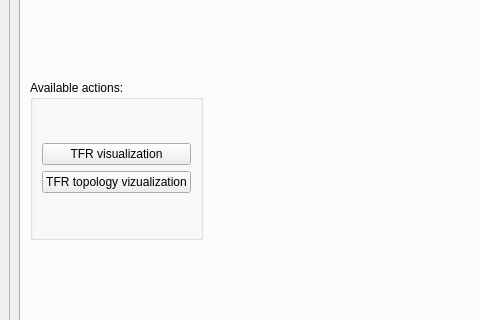
This is hoksotin/ui/qt4Designer/UIehdotus12.ui in cibr-jyu/meggie as Qt 5 draws it before an edit; both pictures show x 0 to 480 and y 267 to 587 of the 973 by 805 pixel window. The edited form follows.
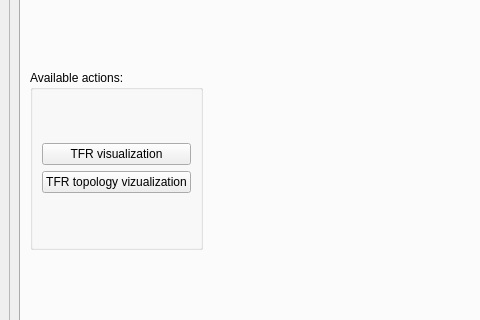
This is the edited form. The open tabs and pages were chosen to show the change. Icons and pictures are not drawn.

Commit message: Ikonisäätöä.

```diff
--- a/hoksotin/ui/qt4Designer/UIehdotus12.ui
+++ b/hoksotin/ui/qt4Designer/UIehdotus12.ui
@@ -760,7 +760,7 @@
                 <property name="maximumSize">
                  <size>
                   <width>500</width>
-                  <height>160</height>
+                  <height>180</height>
                  </size>
                 </property>
                 <property name="title">
```
The commit also changes 1 other file.
